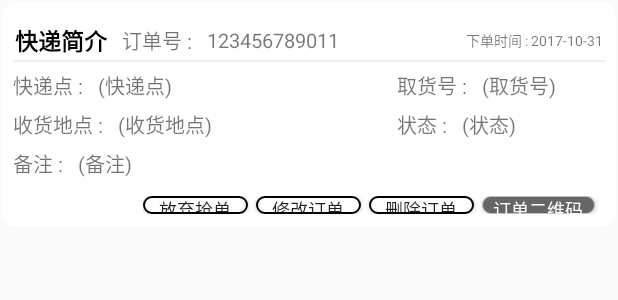
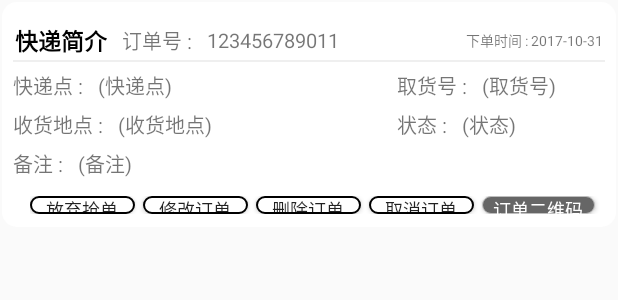
Before and after one commit to Gloria-zzy/Bottom_FY, an Android app: the layout mod_record.xml on its own in the app's theme, with its tools: preview values and no code run, on a phone screen of 412 x 824 dp. Shown: the top 300 px of the screen. Run offline under Robolectric (Android 15) with nearby library versions, the phone set to English and light mode, and no system bars.

Commit message:
add cancel btn

```diff
--- a/app/src/main/java/com/example/administrator/bottom/atys/AtyTakenOrders.java
+++ b/app/src/main/java/com/example/administrator/bottom/atys/AtyTakenOrders.java
@@ -8,13 +8,11 @@ import android.os.Bundle;
 import android.view.View;
 import android.view.Window;
 import android.widget.LinearLayout;
-import android.widget.ScrollView;
 import android.widget.Toast;
 
 import com.example.administrator.bottom.Config;
 import com.example.administrator.bottom.R;
 import com.example.administrator.bottom.custom.OrderView;
-import com.example.administrator.bottom.net.DownloadOrders;
 import com.example.administrator.bottom.net.DownloadTakenOrders;
 import com.example.administrator.bottom.net.Order;
 import com.example.administrator.bottom.net.UpdateOrder;
@@ -88,9 +86,10 @@ public class AtyTakenOrders extends AppCompatActivity {
                         note = "无";
                     }
                     newov.setOrder_note(note);
-                    newov.getOrder_cancel().setVisibility(View.GONE);
+                    newov.getOrder_delete().setVisibility(View.GONE);
                     newov.getOrder_change().setVisibility(View.GONE);
                     newov.getOrder_code().setVisibility(View.GONE);
+                    newov.getOrder_cancel().setVisibility(View.GONE);
                     if (status.equals("0")) {
                         newov.setOrder_status("已结束");
                         sv.addView(newov);
--- a/app/src/main/java/com/example/administrator/bottom/custom/TakeView.java
+++ b/app/src/main/java/com/example/administrator/bottom/custom/TakeView.java
@@ -42,10 +42,11 @@ public class TakeView extends RelativeLayout {
         orderView.getTv_order_ordernum().setVisibility(View.GONE);
         orderView.getTvshow_order_ordernum().setVisibility(View.GONE);
         orderView.getLl_order_picknum_status().setVisibility(View.GONE);
-        orderView.getOrder_cancel().setVisibility(View.GONE);
+        orderView.getOrder_delete().setVisibility(View.GONE);
         orderView.getOrder_change().setVisibility(View.GONE);
         orderView.getOrder_code().setVisibility(View.GONE);
         orderView.getDischarge_order().setVisibility(View.GONE);
+        orderView.getOrder_cancel().setVisibility(View.GONE);
     }
 
 
--- a/app/src/main/res/layout/mod_record.xml
+++ b/app/src/main/res/layout/mod_record.xml
@@ -253,13 +253,23 @@
                     android:textSize="12sp" />
 
                 <Button
-                    android:id="@+id/order_cancel"
+                    android:id="@+id/order_delete"
                     android:layout_width="70sp"
                     android:layout_height="wrap_content"
                     android:layout_marginRight="5dp"
                     android:background="@drawable/btn_func_border"
                     android:text="删除订单"
                     android:textSize="12sp" />
+
+                <Button
+                    android:id="@+id/order_cancel"
+                    android:layout_width="70sp"
+                    android:layout_height="wrap_content"
+                    android:layout_marginRight="5dp"
+                    android:background="@drawable/btn_func_border"
+                    android:text="取消订单"
+                    android:textSize="12sp" />
+
                 <Button
                     android:id="@+id/order_code"
                     android:layout_width="75sp"
```
Also changed, not shown: app/src/main/java/com/example/administrator/bottom/custom/OrderView.java (+10 -7 lines), app/src/main/java/com/example/administrator/bottom/frag/FragOrder.java (+26 -5 lines).
